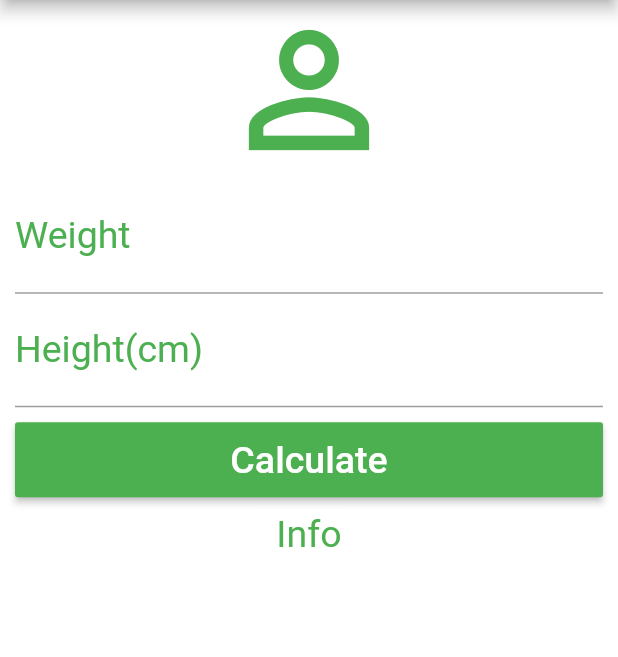
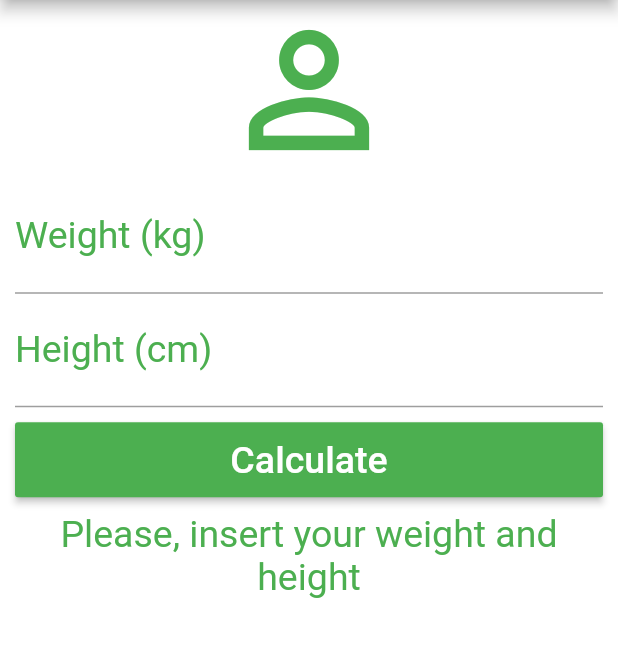
Before and after one commit to mprandot/flutter-bmi-calculator, a Flutter app: the screen it shows after launch, after a tap on "Calculate", on a phone screen of 412 x 824 dp, the part 84-741 px from its top. Run offline on Flutter 3.47's test engine with Material 2 defaults, Android fonts, the phone set to English and light mode, and no system bars.

Commit message:
Adding fields controllers and calculate logic

```diff
--- a/lib/main.dart
+++ b/lib/main.dart
@@ -14,6 +14,42 @@ class Home extends StatefulWidget {
 }
 
 class _HomeState extends State<Home> {
+
+  String infoText = "Please, insert your weight and height";
+
+  TextEditingController weightController = TextEditingController();
+  TextEditingController heightController = TextEditingController();
+
+  void resetFields () {
+    weightController.text = "";
+    heightController.text = "";
+    setState(() {
+      infoText = "Please, insert weight and height";
+    });
+  }
+
+  void calculate() {
+    setState(() {
+      double weight = double.parse(weightController.text);
+      double height = double.parse(heightController.text) / 100;
+      double imc = weight / (height * height);
+
+      if ( imc < 19.5 ){
+        infoText = "You are underweight";
+      }
+      if (imc >= 19.5 && imc < 26.4){
+        infoText = "You are at the ideal weight";
+      }
+      if (imc >= 26.4  && imc < 31) {
+        infoText = "Are you overweight";
+      }
+      if (imc >= 31 ) {
+        infoText = "You are obese";
+      }
+    });
+
+  }
+
   @override
   Widget build(BuildContext context) {
     return Container(
@@ -25,9 +61,7 @@ class _HomeState extends State<Home> {
           actions: [
             IconButton(
               icon: Icon(Icons.refresh),
-              onPressed: (){
-                print("oi'");
-              }
+              onPressed: resetFields
             )
           ],
         ),
@@ -40,9 +74,10 @@ class _HomeState extends State<Home> {
               Icon(Icons.person_outline, size: 120.0, color: Colors.green),
 
               TextField(
+                controller: weightController,
                 keyboardType: TextInputType.number,
                 decoration: InputDecoration(
-                  labelText: "Weight",
+                  labelText: "Weight (kg)",
                   labelStyle:  TextStyle(color: Colors.green)
                 ),
                 textAlign: TextAlign.center,
@@ -50,9 +85,10 @@ class _HomeState extends State<Home> {
               ),
 
               TextField(
+                controller: heightController,
                 keyboardType: TextInputType.number,
                 decoration: InputDecoration(
-                  labelText: "Height(cm)",
+                  labelText: "Height (cm)",
                   labelStyle:  TextStyle(color: Colors.green)
                 ),
                 textAlign: TextAlign.center,
@@ -66,14 +102,14 @@ class _HomeState extends State<Home> {
                   height: 50.0,
                   child: RaisedButton(
                     color: Colors.green,
-                    onPressed: () {},
+                    onPressed: calculate,
                     child: Text("Calculate", style: TextStyle(color: Colors.white, fontSize: 25.0)),
                   ),
                 ),
               ),
 
               Text(
-                "Info",
+                infoText,
                 textAlign: TextAlign.center,
                 style: TextStyle(color: Colors.green, fontSize: 25.0)
               )
```
